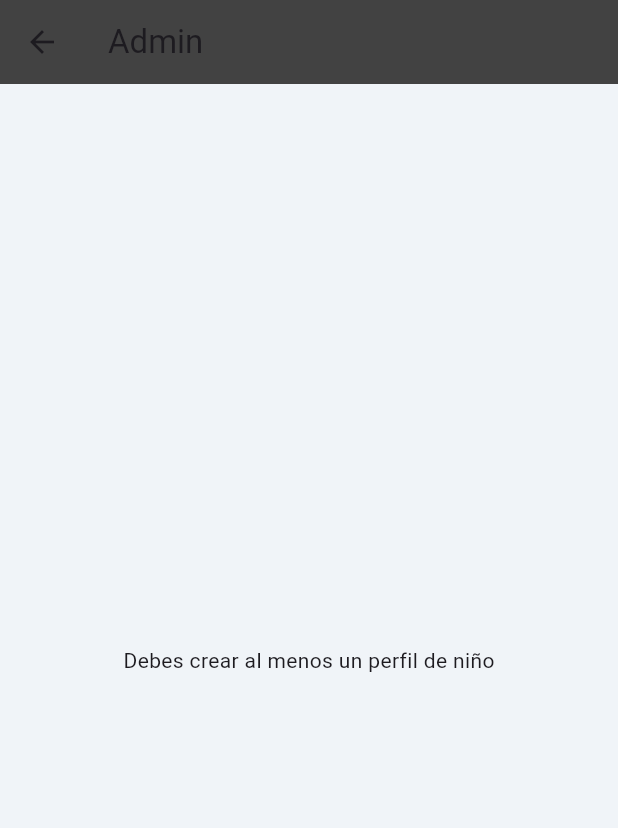
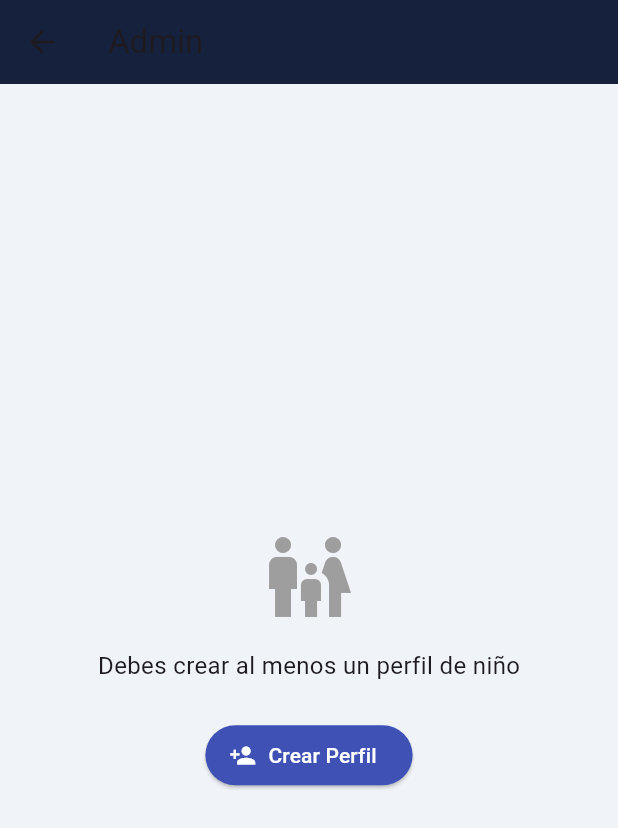
Before and after one commit to a8abhinav02-lgtm/MisionKids, a Flutter app: the AdminScreen screen opened directly, on a phone screen of 412 x 824 dp. Shown: the top 828 px of the screen. Run offline on Flutter 3.47's test engine with Material 3 defaults, Android fonts, the phone set to English and light mode, and no system bars; our stand-ins replace animate_do, audioplayers, cloud_firestore, confetti, firebase_auth, firebase_core and 4 more; accounts and stored records are empty.

```diff
--- a/lib/ui/screens/admin_screen.dart
+++ b/lib/ui/screens/admin_screen.dart
@@ -158,8 +158,24 @@ class _AdminScreenState extends State<AdminScreen> {
 
     if (perfiles.isEmpty) {
       return Scaffold(
-        appBar: AppBar(title: const Text("Admin"), backgroundColor: Colors.grey[800]),
-        body: const Center(child: Text("Debes crear al menos un perfil de niño")),
+        appBar: AppBar(title: const Text("Admin"), backgroundColor: const Color(0xFF16213E)),
+        body: Center(
+          child: Column(
+            mainAxisAlignment: MainAxisAlignment.center,
+            children: [
+              const Icon(Icons.family_restroom, size: 64, color: Colors.grey),
+              const SizedBox(height: 16),
+              const Text("Debes crear al menos un perfil de niño", style: TextStyle(fontSize: 16)),
+              const SizedBox(height: 24),
+              ElevatedButton.icon(
+                style: ElevatedButton.styleFrom(backgroundColor: Colors.indigo, foregroundColor: Colors.white),
+                icon: const Icon(Icons.person_add),
+                label: const Text("Crear Perfil"),
+                onPressed: () => Navigator.push(context, MaterialPageRoute(builder: (_) => const FormularioPerfilScreen())),
+              ),
+            ],
+          ),
+        ),
       );
     }
 
```
Also changed, not shown: lib/providers/auth_provider.dart (+18 -11 lines), lib/ui/screens/setup_familia_screen.dart (+16 -5 lines), 1 other file.
